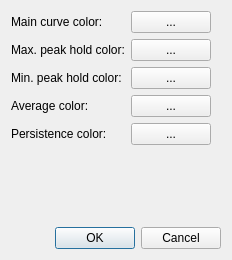
This is qspectrumanalyzer/qspectrumanalyzer_colors.ui in xmikos/qspectrumanalyzer as Qt 5 draws it before an edit. The edited form follows.
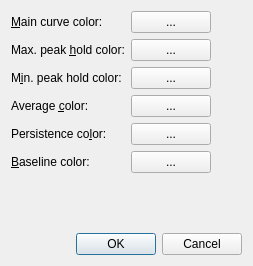
This is the edited form. Custom widgets are drawn as their Qt base class.

Commit message: Allow subtracting baseline

Diff of the .ui file:
```diff
--- a/qspectrumanalyzer/qspectrumanalyzer_colors.ui
+++ b/qspectrumanalyzer/qspectrumanalyzer_colors.ui
@@ -6,8 +6,8 @@
    <rect>
     <x>0</x>
     <y>0</y>
-    <width>232</width>
-    <height>260</height>
+    <width>253</width>
+    <height>266</height>
    </rect>
   </property>
   <property name="windowTitle">
@@ -19,7 +19,7 @@
      <item row="0" column="0">
       <widget class="QLabel" name="label_2">
        <property name="text">
-        <string>Main curve color:</string>
+        <string>&amp;Main curve color:</string>
        </property>
        <property name="buddy">
         <cstring>mainColorButton</cstring>
@@ -42,7 +42,7 @@
      <item row="1" column="0">
       <widget class="QLabel" name="label_4">
        <property name="text">
-        <string>Max. peak hold color:</string>
+        <string>Max. peak &amp;hold color:</string>
        </property>
        <property name="buddy">
         <cstring>peakHoldMaxColorButton</cstring>
@@ -65,7 +65,7 @@
      <item row="2" column="0">
       <widget class="QLabel" name="label_6">
        <property name="text">
-        <string>Min. peak hold color:</string>
+        <string>M&amp;in. peak hold color:</string>
        </property>
        <property name="buddy">
         <cstring>peakHoldMinColorButton</cstring>
@@ -88,7 +88,7 @@
      <item row="3" column="0">
       <widget class="QLabel" name="label_5">
        <property name="text">
-        <string>Average color:</string>
+        <string>Average &amp;color:</string>
        </property>
        <property name="buddy">
         <cstring>averageColorButton</cstring>
@@ -111,7 +111,7 @@
      <item row="4" column="0">
       <widget class="QLabel" name="label_3">
        <property name="text">
-        <string>Persistence color:</string>
+        <string>Persistence co&amp;lor:</string>
        </property>
        <property name="buddy">
         <cstring>persistenceColorButton</cstring>
@@ -131,6 +131,29 @@
        </property>
       </widget>
      </item>
+     <item row="5" column="0">
+      <widget class="QLabel" name="label">
+       <property name="text">
+        <string>&amp;Baseline color:</string>
+       </property>
+       <property name="buddy">
+        <cstring>baselineColorButton</cstring>
+       </property>
+      </widget>
+     </item>
+     <item row="5" column="1">
+      <widget class="ColorButton" name="baselineColorButton">
+       <property name="sizePolicy">
+        <sizepolicy hsizetype="Fixed" vsizetype="Fixed">
+         <horstretch>0</horstretch>
+         <verstretch>0</verstretch>
+        </sizepolicy>
+       </property>
+       <property name="text">
+        <string>...</string>
+       </property>
+      </widget>
+     </item>
     </layout>
    </item>
    <item>
```
Left out of the diff: 16 changed lines with no effect on the pictures. The commit also changes 12 other files.
